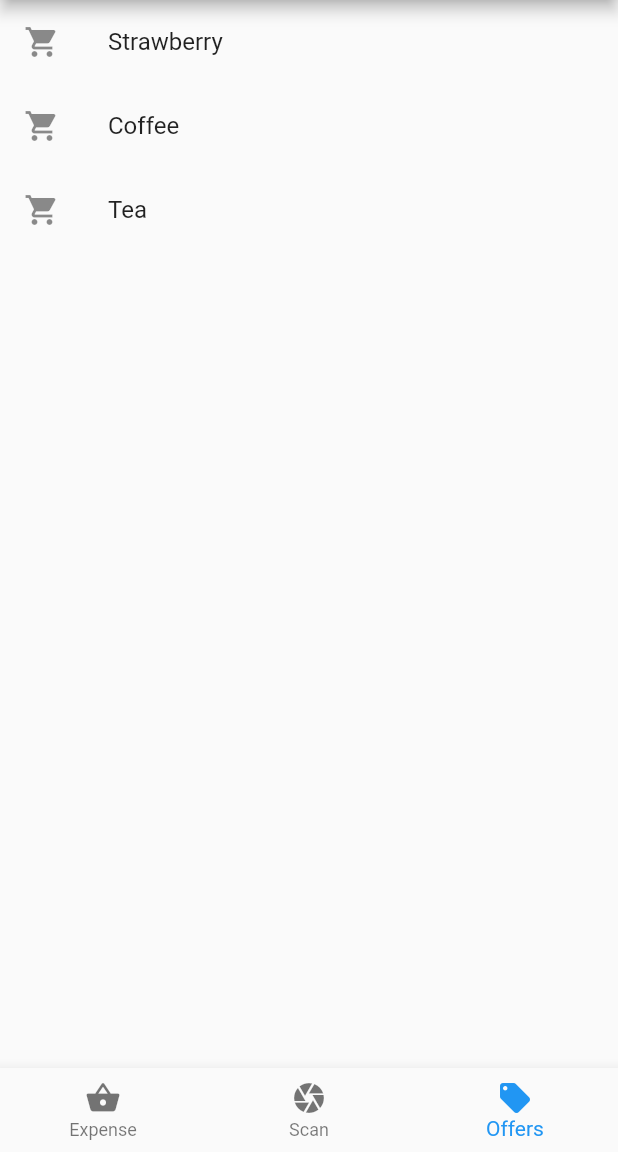
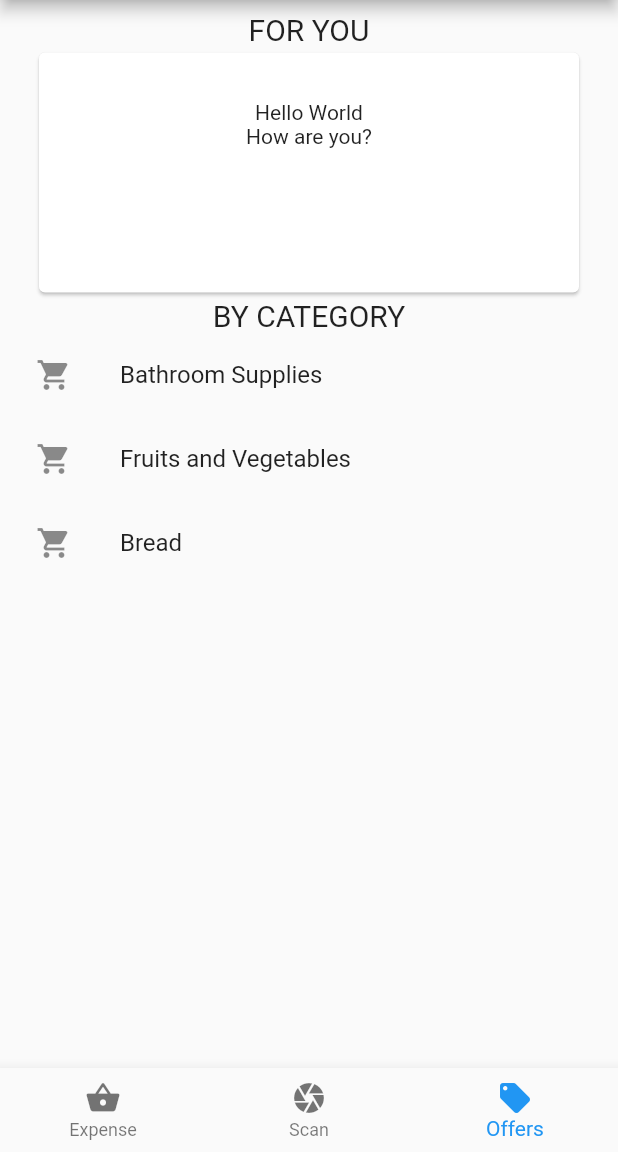
Before and after one commit to dpanugroho/reachit-mobile, a Flutter app: the screen it shows after launch, item 3 of the bottom bar chosen, on a phone screen of 412 x 824 dp, the part 84-1236 px from its top. Run offline on Flutter 3.47's test engine with Material 2 defaults, Android fonts, the phone set to English and light mode, and no system bars; missing offline and left inert: flutter_sparkline.

Commit message:
Add Offer Structure

```diff
--- a/lib/Offer.dart
+++ b/lib/Offer.dart
@@ -4,24 +4,46 @@ import 'package:flutter/material.dart';
 class Offer extends StatelessWidget {
   @override
   Widget build(BuildContext context) {
-    return Container(
+    return Padding(
+      padding: const EdgeInsets.all(8.0),
+      child: Column(
+        children: <Widget>[
+          Text("FOR YOU", style: TextStyle(fontSize: 20),),
+          Card(
+            child: new Container(
+              width: 360.0,
+              height: 160.0,
+              padding: new EdgeInsets.all(32.0),
+              child: new Column(
+                children: <Widget>[
+                  new Text('Hello World'),
+                  new Text('How are you?')
+                ],
+              ),
+            ),
+          ),
+          Text("BY CATEGORY", style: TextStyle(fontSize: 20),),
+          Container(
+            height: 300.0,
             child: ListView(
               children: <Widget>[
                 ListTile(
                   leading: Icon(Icons.shopping_cart),
-            title: Text('Strawberry'),
+                  title: Text('Bathroom Supplies'),
                 ),
                 ListTile(
                   leading: Icon(Icons.shopping_cart),
-            title: Text('Coffee'),
+                  title: Text('Fruits and Vegetables'),
                 ),
                 ListTile(
                   leading: Icon(Icons.shopping_cart),
-            title: Text('Tea'),
+                  title: Text('Bread'),
                 ),
               ],
             ),
-
+          ),
+        ],
+      ),
     );
   }
 }
```
Lines whose indentation alone changed are shown as unchanged.
